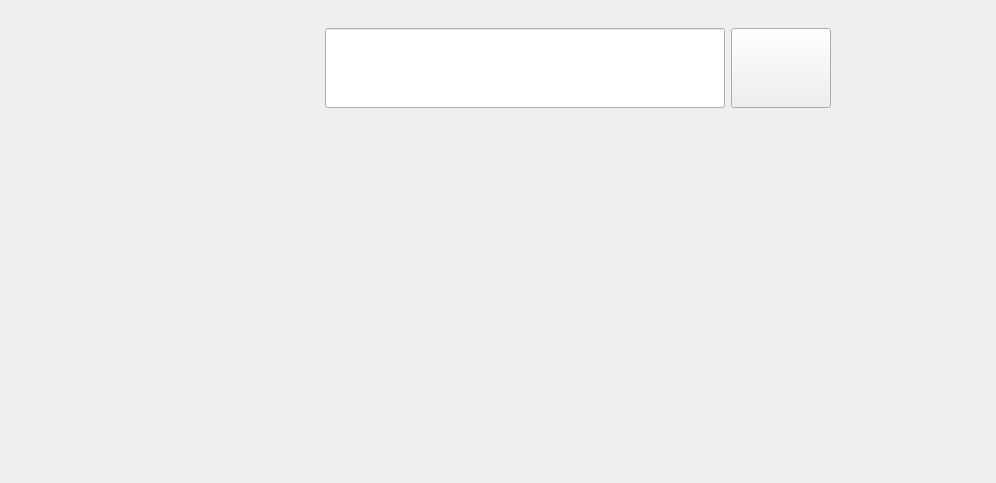
Before: the Qt Designer form PEIS_Client/patientinformation.ui in ooohhhj/PEIS, drawn with Qt 5.
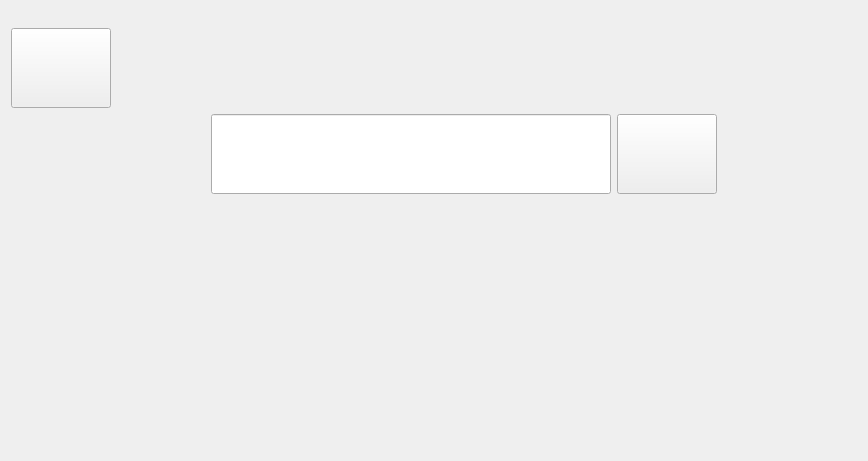
After: the same form once the commit is applied. Icons and pictures are not drawn.

Diff of the .ui file:
```diff
--- a/PEIS_Client/patientinformation.ui
+++ b/PEIS_Client/patientinformation.ui
@@ -6,8 +6,8 @@
    <rect>
     <x>0</x>
     <y>0</y>
-    <width>996</width>
-    <height>483</height>
+    <width>699</width>
+    <height>461</height>
    </rect>
   </property>
   <property name="windowTitle">
@@ -32,6 +32,52 @@
        </property>
       </spacer>
      </item>
+     <item>
+      <layout class="QHBoxLayout" name="horizontalLayout_4">
+       <item>
+        <widget class="QPushButton" name="returnExitButton">
+         <property name="minimumSize">
+          <size>
+           <width>100</width>
+           <height>80</height>
+          </size>
+         </property>
+         <property name="maximumSize">
+          <size>
+           <width>100</width>
+           <height>80</height>
+          </size>
+         </property>
+         <property name="text">
+          <string/>
+         </property>
+         <property name="icon">
+          <iconset resource="../Resource/icom.qrc">
+           <normaloff>:/returnExit.png</normaloff>:/returnExit.png</iconset>
+         </property>
+         <property name="iconSize">
+          <size>
+           <width>50</width>
+           <height>50</height>
+          </size>
+         </property>
+        </widget>
+       </item>
+       <item>
+        <spacer name="horizontalSpacer_4">
+         <property name="orientation">
+          <enum>Qt::Horizontal</enum>
+         </property>
+         <property name="sizeHint" stdset="0">
+          <size>
+           <width>40</width>
+           <height>20</height>
+          </size>
+         </property>
+        </spacer>
+       </item>
+      </layout>
+     </item>
      <item>
       <layout class="QHBoxLayout" name="horizontalLayout_3">
        <item>
@@ -44,7 +90,7 @@
          </property>
          <property name="sizeHint" stdset="0">
           <size>
-           <width>300</width>
+           <width>200</width>
            <height>20</height>
           </size>
          </property>
```
